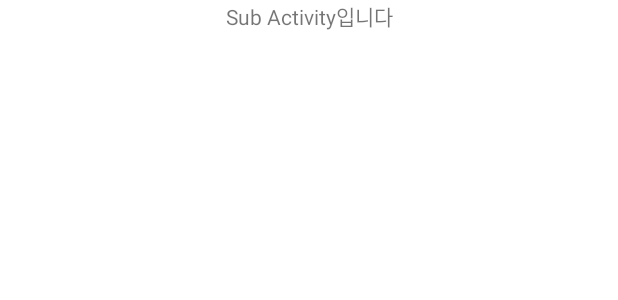
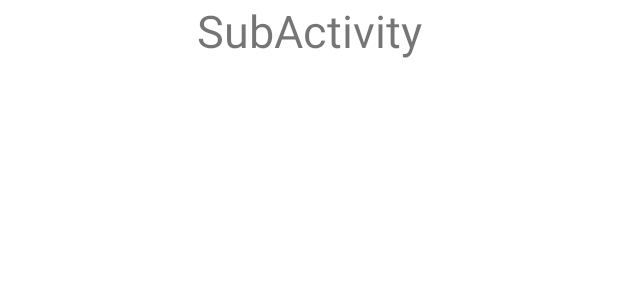
Before and after one commit to Kimsj912/MobileComputing, an Android app: the layout sub_activity.xml on its own in the app's theme, with its tools: preview values and no code run, on a phone screen of 412 x 824 dp. Shown: the top 300 px of the screen. Run offline under Robolectric (Android 15) with nearby library versions, the phone set to English and light mode, and no system bars.

```diff
--- a/app/src/main/res/layout/sub_activity.xml
+++ b/app/src/main/res/layout/sub_activity.xml
@@ -1,13 +1,27 @@
 <?xml version="1.0" encoding="utf-8"?>
 <LinearLayout xmlns:android="http://schemas.android.com/apk/res/android"
     android:layout_width="match_parent"
-    android:layout_height="match_parent">
+    android:layout_height="match_parent"
+    android:orientation="vertical">
 
     <TextView
-        android:id="@+id/textView2"
         android:layout_width="match_parent"
-        android:layout_height="match_parent"
-        android:layout_weight="1"
+        android:layout_height="wrap_content"
+        android:gravity="center"
+        android:textSize="30sp"
         android:textAlignment="center"
-        android:text="Sub Activity입니다" />
+        android:text="SubActivity" />
+    <TextView
+        android:id="@+id/txtView1"
+        android:layout_width="match_parent"
+        android:layout_height="wrap_content"
+        android:gravity="center"
+        android:textSize="30sp"/>
+    <TextView
+        android:id="@+id/txtView2"
+        android:layout_width="match_parent"
+        android:layout_height="wrap_content"
+        android:gravity="center"
+        android:textSize="30sp"/>
+
 </LinearLayout>
```
Also changed, not shown: app/src/main/java/com/example/mobilecomputing/MainActivity.kt (+10 -5 lines), app/src/main/java/com/example/mobilecomputing/SubActivity.kt (+7 -1 lines), app/src/main/res/layout/activity_main.xml (+18 -6 lines).
